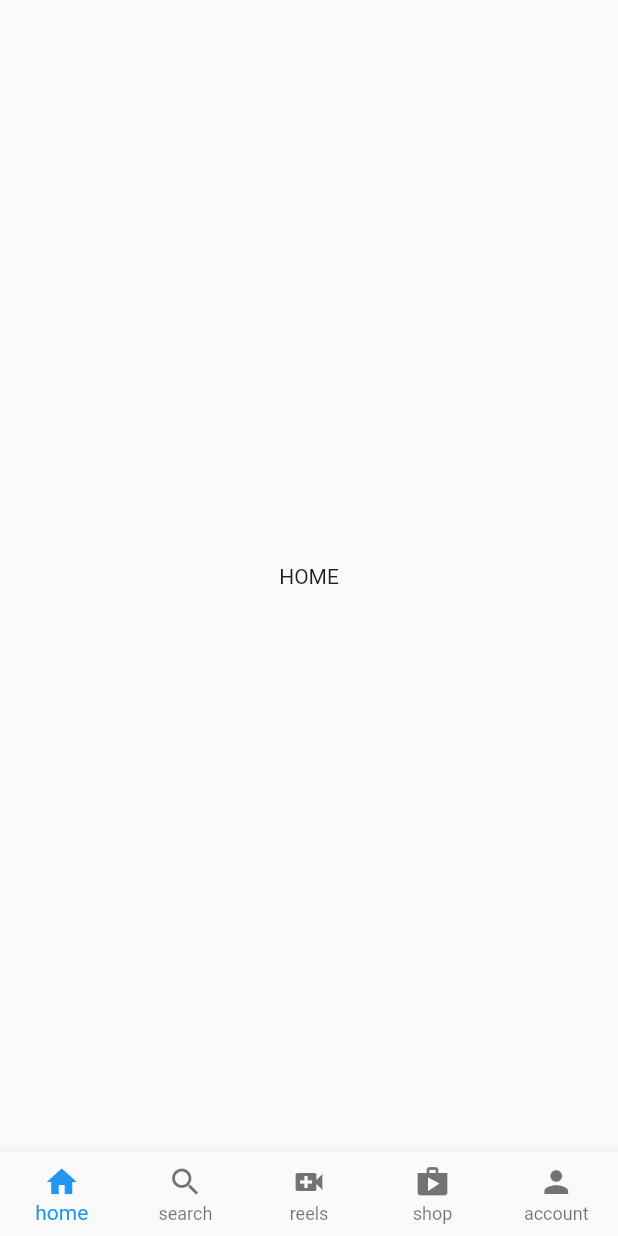
After one commit to jksan-jp/xgram, a Flutter app: the screen it shows after launch, on a phone screen of 412 x 824 dp. The commit adds this screen. Run offline on Flutter 3.47's test engine with Material 2 defaults, Android fonts, the phone set to English and light mode, and no system bars.

Commit message:
ページ毎の追加

```diff
--- a/lib/homepage.dart
+++ b/lib/homepage.dart
@@ -1,4 +1,9 @@
 import 'package:flutter/material.dart';
+import 'package:xgram/pages/account.dart';
+import 'package:xgram/pages/home.dart';
+import 'package:xgram/pages/reels.dart';
+import 'package:xgram/pages/search.dart';
+import 'package:xgram/pages/shop.dart';
 
 class HomePage extends StatefulWidget {
   const HomePage({Key? key}) : super(key: key);
@@ -16,11 +21,11 @@
   }
 
   final List<Widget> _children = [
-    const Center(child: Text('HOME')),
-    const Center(child: Text('SEARCH')),
-    const Center(child: Text('REELS')),
-    const Center(child: Text('SHOP')),
-    const Center(child: Text('ACCOUNT'))
+    const UserHome(),
+    const UserSearch(),
+    const UserReels(),
+    const UserShop(),
+    const UserAccount()
   ];
 
   @override
--- /dev/null
+++ b/lib/pages/home.dart
@@ -0,0 +1,12 @@
+import 'package:flutter/material.dart';
+
+class UserHome extends StatelessWidget {
+  const UserHome({Key? key}) : super(key: key);
+
+  @override
+  Widget build(BuildContext context) {
+    return const Scaffold(
+      body: Center(child: Text('HOME')),
+    );
+  }
+}
```
Also changed, not shown: lib/pages/account.dart (added, +12 -0 lines), lib/pages/reels.dart (added, +12 -0 lines), lib/pages/search.dart (added, +12 -0 lines), lib/pages/shop.dart (added, +12 -0 lines).
